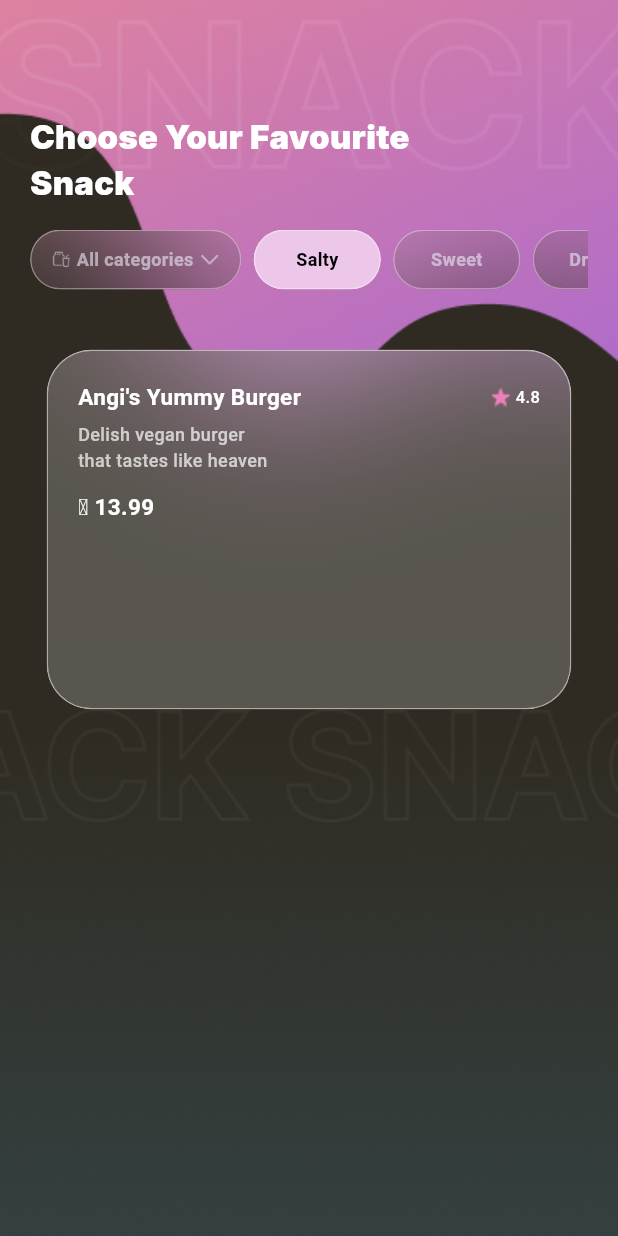
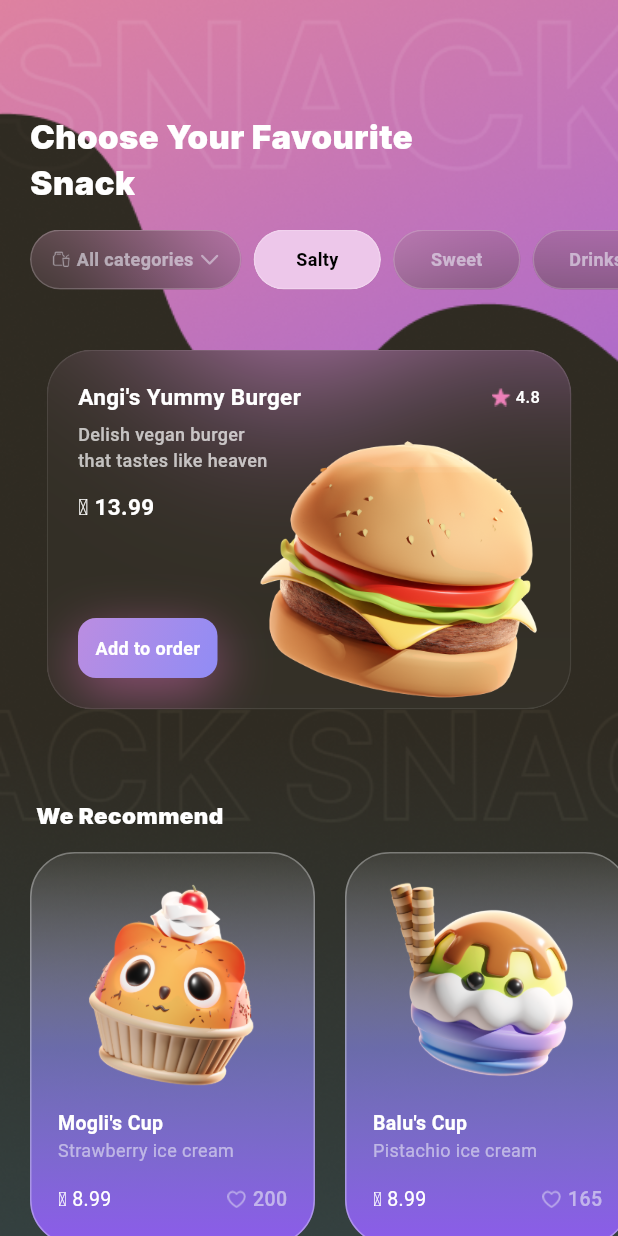
Before and after one commit to Far012/snackish_app, a Flutter app: the Homescreen screen opened by its route, on a phone screen of 412 x 824 dp. Run offline on Flutter 3.47's test engine with Material 3 defaults, Android fonts, the phone set to English and light mode, and no system bars; drawn by our look-alikes of glass_kit; Roboto replaces fonts that are missing (SF Pro Text).

Commit message:
home_fix

```diff
--- a/lib/common/glass_card.dart
+++ b/lib/common/glass_card.dart
@@ -9,14 +9,16 @@ class GlassCardWidget extends StatelessWidget {
     return Center(
       child: ClipRRect(
         borderRadius: BorderRadius.circular(30),
-        child: GlassContainer(
+        child: Stack(
+          children: [
+            GlassContainer(
               width: 350,
               height: 240,
               borderRadius: BorderRadius.circular(30),
               blur: 60,
               borderWidth: 1,
-          borderColor: const Color(0x80FFFFFF),
-          color: const Color(0x33FFFFFF),
+              borderColor: const Color.fromARGB(24, 255, 255, 255),
+              color: const Color.fromARGB(5, 255, 255, 255),
               gradient: null,
               alignment: Alignment.topLeft,
               child: Padding(
@@ -58,7 +60,6 @@ class GlassCardWidget extends StatelessWidget {
                         ),
                       ],
                     ),
-
                     const SizedBox(height: 6),
                     const Text(
                       "Delish vegan burger\nthat tastes like heaven",
@@ -79,9 +80,66 @@ class GlassCardWidget extends StatelessWidget {
                         fontWeight: FontWeight.w700,
                       ),
                     ),
+                    const SizedBox(height: 64),
+                    Container(
+                      width: 93,
+                      height: 40,
+                      decoration: BoxDecoration(
+                        gradient: const LinearGradient(
+                          colors: [Color(0xFFBB8DE1), Color(0xFF908CF5)],
+                          begin: Alignment.topLeft,
+                          end: Alignment.bottomRight,
+                        ),
+                        borderRadius: BorderRadius.circular(12),
+                        boxShadow: const [
+                          BoxShadow(
+                            color: Color(0x80EA71C5),
+                            offset: Offset(0, 10),
+                            blurRadius: 30,
+                          ),
+                        ],
+                      ),
+                      padding: const EdgeInsets.all(1.5),
+                      child: GestureDetector(
+                        onTap: () {
+                          Navigator.pushNamed(context, "/details");
+                        },
+                        child: Container(
+                          decoration: BoxDecoration(
+                            color: Colors.transparent,
+                            borderRadius: BorderRadius.circular(10),
+                          ),
+                          child: const Center(
+                            child: Text(
+                              "Add to order",
+                              style: TextStyle(
+                                color: Colors.white,
+                                fontFamily: "SF Pro Text",
+                                fontSize: 12,
+                                fontWeight: FontWeight.w600,
+                              ),
+                            ),
+                          ),
+                        ),
+                      ),
+                    ),
                   ],
                 ),
               ),
+            ),
+            Positioned(
+              top: 39.24,
+              left: 131.9,
+              child: SizedBox(
+                width: 217.23,
+                height: 217.23,
+                child: Image.asset(
+                  "assets/grafiken/burger.png",
+                  fit: BoxFit.contain,
+                ),
+              ),
+            ),
+          ],
         ),
       ),
     );
--- a/lib/common/glass_chip.dart
+++ b/lib/common/glass_chip.dart
@@ -55,7 +55,7 @@ class _CategorySelectorState extends State<CategorySelector> {
               blur: 60,
               alignment: Alignment.center,
               borderWidth: 1,
-              borderColor: const Color(0x5DFFFFFF),
+              borderColor: const Color.fromARGB(50, 255, 255, 255),
               color: isSelected ? const Color(0xFFEDC7EA) : null,
               gradient: isSelected
                   ? null
--- /dev/null
+++ b/lib/common/recommend_card.dart
@@ -0,0 +1,98 @@
+import 'package:flutter/material.dart';
+import 'package:snack/data/item.dart';
+
+class RecommendCardWidget extends StatelessWidget {
+  final RecommendItem item;
+
+  const RecommendCardWidget({super.key, required this.item});
+
+  @override
+  Widget build(BuildContext context) {
+    return Container(
+      width: 190,
+      height: 262,
+      decoration: BoxDecoration(
+        gradient: const LinearGradient(
+          begin: AlignmentDirectional.bottomCenter,
+          end: AlignmentDirectional.topCenter,
+          colors: [
+            Color(0xFF8c5bea),
+            Color.fromARGB(155, 143, 140, 245),
+            Color.fromARGB(18, 255, 255, 255),
+          ],
+        ),
+        borderRadius: BorderRadius.circular(30),
+        border: Border.all(color: Color(0x50FFFFFF), width: 1),
+      ),
+      child: Padding(
+        padding: const EdgeInsets.only(
+          top: 10,
+          left: 17.5,
+          right: 17.5,
+          bottom: 20,
+        ),
+        child: Column(
+          crossAxisAlignment: CrossAxisAlignment.start,
+          children: [
+            Image.asset(item.imagePath, width: 154.04, height: 154.04),
+            const SizedBox(height: 6),
+            Text(
+              item.name,
+              style: const TextStyle(
+                color: Colors.white,
+                fontFamily: "SF Pro Text",
+                fontSize: 13,
+                fontWeight: FontWeight.w700,
+              ),
+            ),
+            Text(
+              item.description,
+              maxLines: 1,
+              style: const TextStyle(
+                color: Color(0x99EBEBF5),
+                fontFamily: "SF Pro Text",
+                fontSize: 12,
+                fontWeight: FontWeight.w400,
+              ),
+            ),
+            const Spacer(),
+            Row(
+              mainAxisAlignment: MainAxisAlignment.spaceBetween,
+              children: [
+                Text(
+                  item.price,
+                  style: const TextStyle(
+                    color: Colors.white,
+                    fontFamily: "SF Pro Text",
+                    fontSize: 13,
+                    fontWeight: FontWeight.w400,
+                  ),
+                ),
+                Row(
+                  children: [
+                    Image.asset(
+                      "assets/icon/heart.png",
+                      width: 13,
+                      height: 13,
+                      color: const Color(0x99EBEBF5),
+                    ),
+                    const SizedBox(width: 4),
+                    Text(
+                      item.likes,
+                      style: TextStyle(
+                        fontFamily: "SF Pro Text",
+                        color: Color(0x99EBEBF5),
+                        fontSize: 13,
+                        fontWeight: FontWeight.w500,
+                      ),
+                    ),
+                  ],
+                ),
+              ],
+            ),
+          ],
+        ),
+      ),
+    );
+  }
+}
--- /dev/null
+++ b/lib/common/recommend_list.dart
@@ -0,0 +1,26 @@
+import 'package:flutter/material.dart';
+import 'package:snack/data/item.dart';
+import 'package:snack/common/recommend_card.dart';
+
+class RecommendCardList extends StatelessWidget {
+  const RecommendCardList({super.key});
+
+  @override
+  Widget build(BuildContext context) {
+    final items = RecommendItem.itemsData;
+
+    return SizedBox(
+      height: 262,
+      child: ListView.builder(
+        scrollDirection: Axis.horizontal,
+        itemCount: items.length,
+        itemBuilder: (context, index) {
+          return Padding(
+            padding: const EdgeInsets.only(left: 20),
+            child: RecommendCardWidget(item: items[index]),
+          );
+        },
+      ),
+    );
+  }
+}
--- /dev/null
+++ b/lib/data/item.dart
@@ -0,0 +1,65 @@
+class RecommendItem {
+  final String name;
+  final String description;
+  final String price;
+  final String imagePath;
+  final String likes;
+
+  RecommendItem(
+    this.name,
+    this.description,
+    this.price,
+    this.imagePath,
+    this.likes,
+  );
+
+  static final List<RecommendItem> itemsData = [
+    RecommendItem(
+      "Mogli's Cup",
+      "Strawberry ice cream",
+      "₳ 8.99",
+      "assets/grafiken/cupkake_cat.png",
+      "200",
+    ),
+
+    RecommendItem(
+      "Balu's Cup",
+      "Pistachio ice cream",
+      "₳ 8.99",
+      "assets/grafiken/icecream.png",
+      "165",
+    ),
+
+    RecommendItem(
+      "Smiling David",
+      "Vanilla Choc",
+      "₳ 3.99",
+      "assets/grafiken/icecream_stick.png",
+      "310",
+    ),
+
+    RecommendItem(
+      "Kai in a Cone",
+      "Crispy waffle cream",
+      "₳ 3.99",
+      "assets/grafiken/icecream_cone.png",
+      "290",
+    ),
+
+    RecommendItem(
+      "Chick'nCup",
+      "Creamy caramel ice cream",
+      "₳ 8.99",
+      "assets/grafiken/cupcake_chick.png",
+      "111",
+    ),
+
+    RecommendItem(
+      "Angi's Yummy Burger",
+      "Delish vegan burger",
+      "₳ 13.99",
+      "assets/grafiken/burger.png",
+      "222",
+    ),
+  ];
+}
--- a/lib/presentation/home_screen.dart
+++ b/lib/presentation/home_screen.dart
@@ -1,9 +1,12 @@
 import 'package:flutter/material.dart';
 import 'package:snack/common/glass_card.dart';
 import 'package:snack/common/glass_chip.dart';
+import 'package:snack/common/recommend_card.dart';
+import 'package:snack/common/recommend_list.dart';
 
 class Homescreen extends StatelessWidget {
   Homescreen({super.key});
+
   final List<String> categories = [
     "All categories",
     "Salty",
@@ -23,18 +26,19 @@ class Homescreen extends StatelessWidget {
             ),
           ),
           Padding(
-            padding: const EdgeInsets.only(top: 75, left: 20, right: 20),
+            padding: const EdgeInsets.only(top: 75),
             child: Column(
               crossAxisAlignment: CrossAxisAlignment.start,
               children: [
                 Padding(
-                  padding: const EdgeInsets.only(bottom: 16),
+                  padding: const EdgeInsets.only(bottom: 16, left: 20),
                   child: Align(
                     alignment: Alignment.centerLeft,
                     child: const Text(
                       "Choose Your Favourite\nSnack",
                       style: TextStyle(
                         fontFamily: "Inter",
+                        letterSpacing: 0.35,
                         fontSize: 22,
                         fontWeight: FontWeight.w900,
                         color: Colors.white,
@@ -42,12 +46,42 @@ class Homescreen extends StatelessWidget {
                     ),
                   ),
                 ),
-                CategorySelector(
-                  categories: categories,
-                  initialSelected: categories[initialSelected],
+                Padding(
+                  padding: const EdgeInsets.only(left: 20),
+                  child: CategorySelector(
+                    categories: categories,
+                    initialSelected: categories[initialSelected],
+                  ),
                 ),
                 SizedBox(height: 40),
-                GlassCardWidget(),
+                Padding(
+                  padding: const EdgeInsets.only(left: 20, right: 20),
+                  child: Stack(
+                    clipBehavior: Clip.none,
+                    children: [GlassCardWidget()],
+                  ),
+                ),
+                Padding(
+                  padding: const EdgeInsets.only(top: 57, bottom: 10, left: 24),
+                  child: SizedBox(
+                    width: 280,
+                    height: 28,
+                    child: Align(
+                      alignment: Alignment.centerLeft,
+                      child: const Text(
+                        "We Recommend",
+                        style: TextStyle(
+                          fontFamily: "Inter",
+                          letterSpacing: 0.35,
+                          fontSize: 15,
+                          fontWeight: FontWeight.w900,
+                          color: Colors.white,
+                        ),
+                      ),
+                    ),
+                  ),
+                ),
+                RecommendCardList(),
               ],
             ),
           ),
```
Also changed, not shown: assets/icon/heart.png (added). Lines whose indentation alone changed are shown as unchanged.
